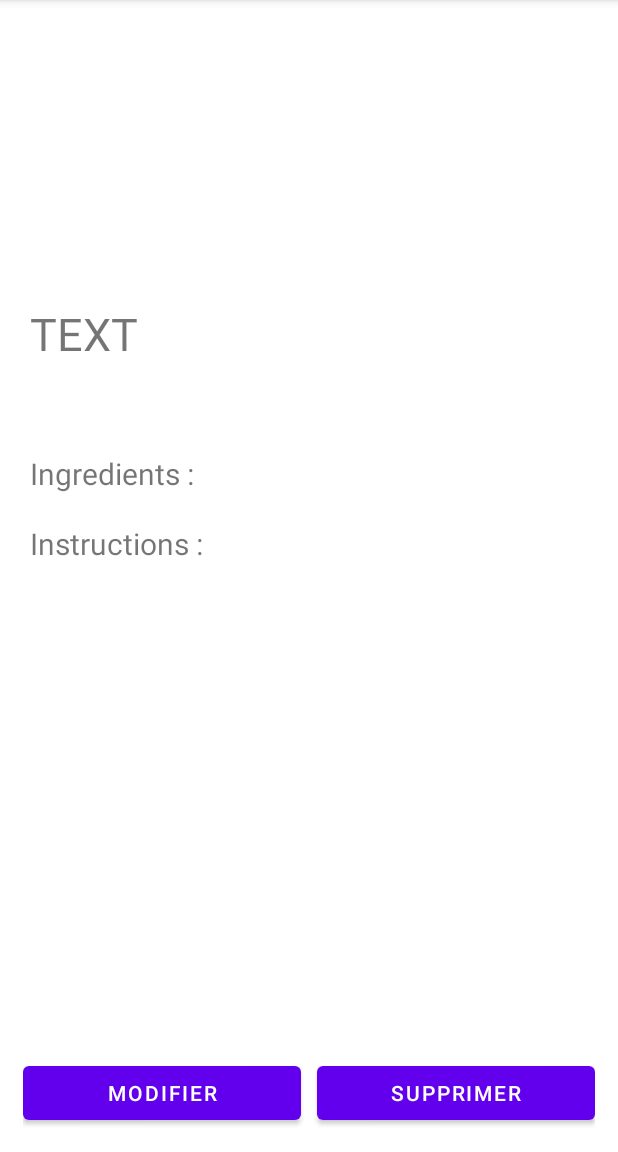
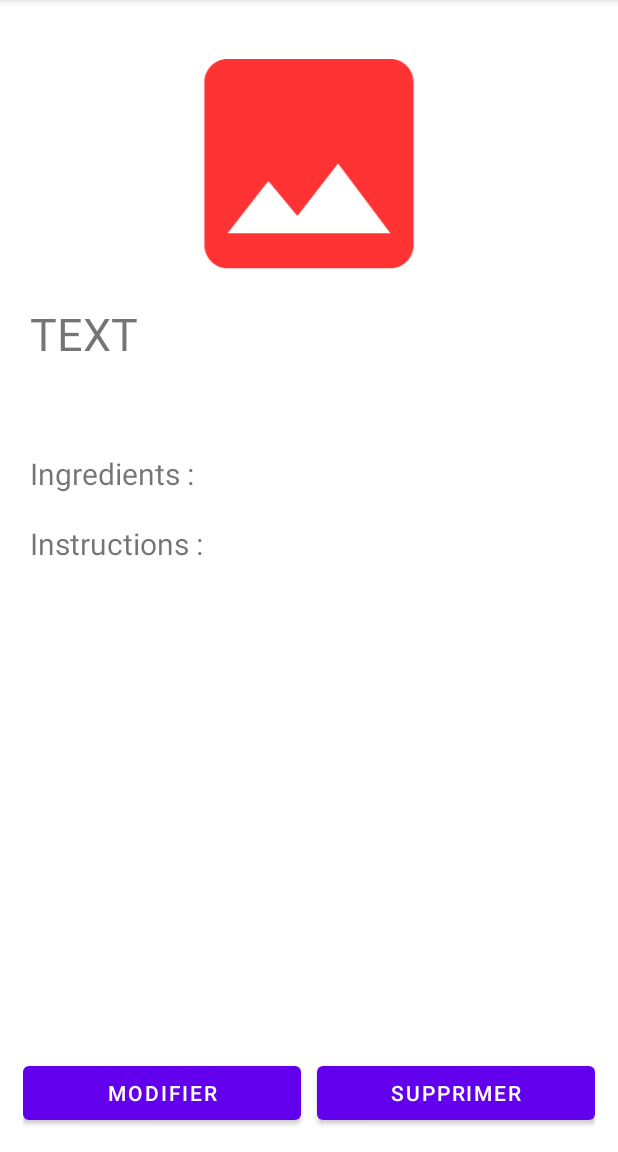
Before and after one commit to saidzak/RecipesManager, an Android app: the Details screen opened directly, with no data from a screen before it, on a phone screen of 412 x 824 dp, the part 84-1236 px from its top. Run offline under Robolectric (Android 15) with nearby library versions, the phone set to English and light mode, and no system bars; 12 statements that could not run were skipped.

Commit message:
image not showing yet

```diff
--- a/app/src/main/AndroidManifest.xml
+++ b/app/src/main/AndroidManifest.xml
@@ -2,9 +2,11 @@
 <manifest xmlns:android="http://schemas.android.com/apk/res/android"
     package="com.example.recipesmanager">
 
-    <uses-permission android:name="android.permission.WRITE_EXTERNAL_STORAGE" />
+    <uses-permission android:name="android.permission.READ_EXTERNAL_STORAGE" />
+    <uses-permission android:name="android.permission.WRITE_EXTERNAL_STORAGE"/>
 
     <application
+        android:requestLegacyExternalStorage="true"
         android:allowBackup="true"
         android:icon="@mipmap/ic_launcher"
         android:label="@string/app_name"
--- a/app/src/main/java/com/example/recipesmanager/DB_Sqlite.java
+++ b/app/src/main/java/com/example/recipesmanager/DB_Sqlite.java
@@ -73,6 +73,7 @@ public class DB_Sqlite extends SQLiteOpenHelper {
         cv.put(COL_INS, recette.getInstruction());
         cv.put(COL_IMG, recette.getImage());
 
+        long where = recette.getId();
         long result = db.update(RECETTE_TABLE, cv,COL_ID+" = '"+recette.getId() +"'", null);
 
         db.close();
--- a/app/src/main/java/com/example/recipesmanager/Details.java
+++ b/app/src/main/java/com/example/recipesmanager/Details.java
@@ -65,11 +65,13 @@ public class Details extends AppCompatActivity {
         tvinstruction.setText(recette.getInstruction());
 
         tvimage = (ImageView) findViewById(R.id.image);
-        tvimage.setImageBitmap(BitmapFactory.decodeFile(recette.getImage()));
+        String tmpimg = recette.getImage();
+        File imgFile = new  File(tmpimg);
+        tvimage.setImageBitmap(BitmapFactory.decodeFile(imgFile.getAbsolutePath()));
 
 
 
-        Toast.makeText(Details.this,recette.getImage(),Toast.LENGTH_SHORT).show();
+        Toast.makeText(Details.this,tmpimg,Toast.LENGTH_SHORT).show();
 
 
     }
--- /dev/null
+++ b/app/src/main/res/drawable/ic_baseline_image_24.xml
@@ -0,0 +1,5 @@
+<vector android:alpha="0.8" android:height="24dp" android:tint="#FF0001"
+    android:viewportHeight="24" android:viewportWidth="24"
+    android:width="24dp" xmlns:android="http://schemas.android.com/apk/res/android">
+    <path android:fillColor="@android:color/white" android:pathData="M21,19V5c0,-1.1 -0.9,-2 -2,-2H5c-1.1,0 -2,0.9 -2,2v14c0,1.1 0.9,2 2,2h14c1.1,0 2,-0.9 2,-2zM8.5,13.5l2.5,3.01L14.5,12l4.5,6H5l3.5,-4.5z"/>
+</vector>
--- /dev/null
+++ b/app/src/main/res/drawable/img.xml
@@ -0,0 +1,5 @@
+<vector android:alpha="0.8" android:height="24dp" android:tint="#FF0001"
+    android:viewportHeight="24" android:viewportWidth="24"
+    android:width="24dp" xmlns:android="http://schemas.android.com/apk/res/android">
+    <path android:fillColor="@android:color/white" android:pathData="M21,19V5c0,-1.1 -0.9,-2 -2,-2H5c-1.1,0 -2,0.9 -2,2v14c0,1.1 0.9,2 2,2h14c1.1,0 2,-0.9 2,-2zM8.5,13.5l2.5,3.01L14.5,12l4.5,6H5l3.5,-4.5z"/>
+</vector>
--- a/app/src/main/res/layout/activity_details.xml
+++ b/app/src/main/res/layout/activity_details.xml
@@ -22,7 +22,8 @@
             <ImageView
                 android:id="@+id/image"
                 android:layout_width="match_parent"
-                android:layout_height="186dp" />
+                android:layout_height="186dp"
+                android:src="@drawable/img"/>
 
             <LinearLayout
                 android:layout_width="match_parent"
```
Also changed, not shown: app/src/main/java/com/example/recipesmanager/Modify.java (+4 -3 lines).
